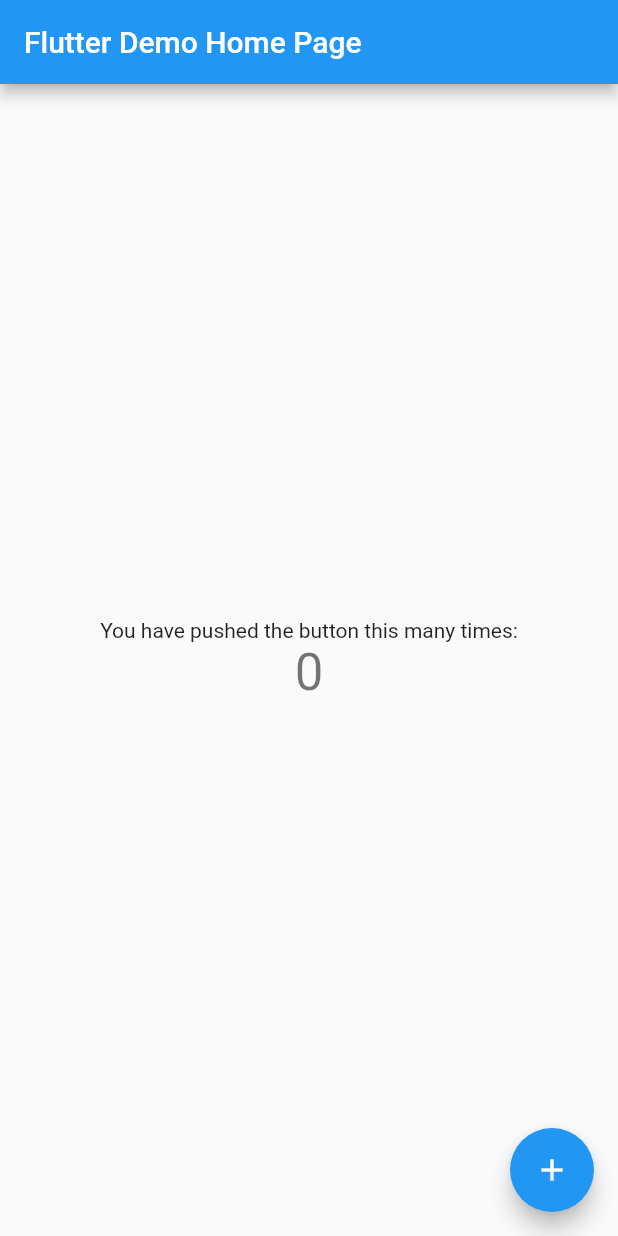
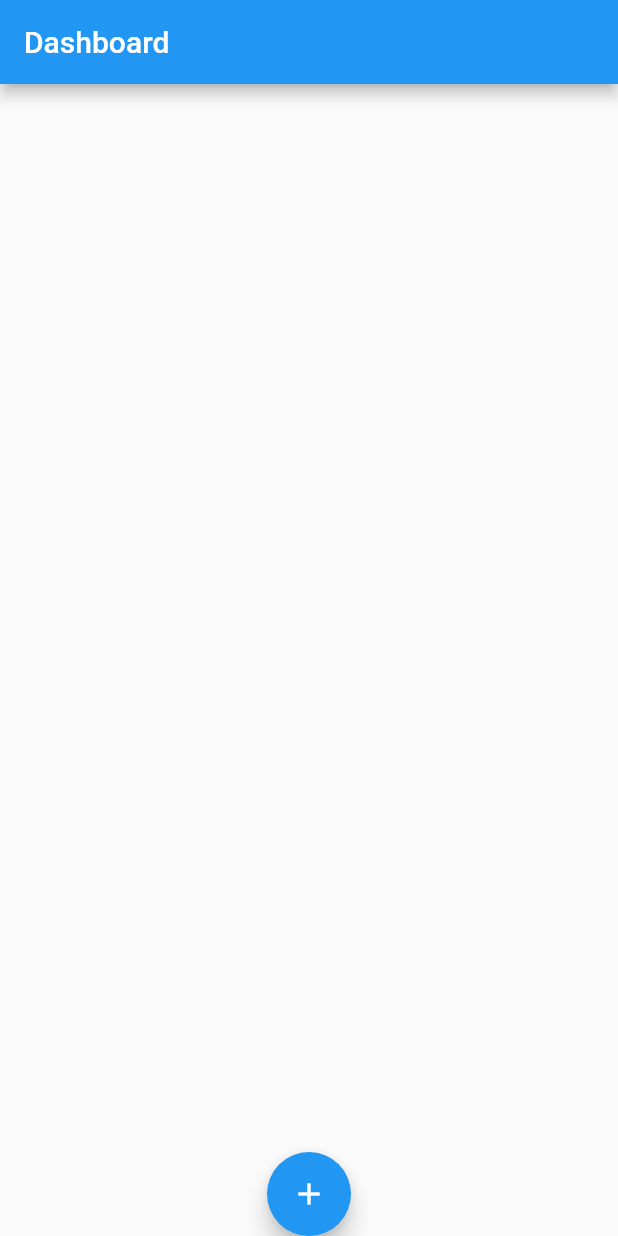
Before and after one commit to Certified-kristoph/ticket, a Flutter app: the screen it shows after launch, on a phone screen of 412 x 824 dp. Run offline on Flutter 3.47's test engine with Material 2 defaults, Android fonts, the phone set to English and light mode, and no system bars.

Commit message:
First day on the project

```diff
--- a/ticketapp/lib/main.dart
+++ b/ticketapp/lib/main.dart
@@ -1,111 +1,18 @@
 import 'package:flutter/material.dart';
+
+import 'pages/home.dart';
 
 void main() => runApp(MyApp());
 
 class MyApp extends StatelessWidget {
-  // This widget is the root of your application.
   @override
   Widget build(BuildContext context) {
     return MaterialApp(
-      title: 'Flutter Demo',
+      title: 'NavBAr Demo',
       theme: ThemeData(
-        // This is the theme of your application.
-        //
-        // Try running your application with "flutter run". You'll see the
-        // application has a blue toolbar. Then, without quitting the app, try
-        // changing the primarySwatch below to Colors.green and then invoke
-        // "hot reload" (press "r" in the console where you ran "flutter run",
-        // or simply save your changes to "hot reload" in a Flutter IDE).
-        // Notice that the counter didn't reset back to zero; the application
-        // is not restarted.
-        primarySwatch: Colors.blue,
+        primarySwatch: Colors.blue
       ),
-      home: MyHomePage(title: 'Flutter Demo Home Page'),
+      home:Home(),
     );
   }
 }
-
-class MyHomePage extends StatefulWidget {
-  MyHomePage({Key key, this.title}) : super(key: key);
-
-  // This widget is the home page of your application. It is stateful, meaning
-  // that it has a State object (defined below) that contains fields that affect
-  // how it looks.
-
-  // This class is the configuration for the state. It holds the values (in this
-  // case the title) provided by the parent (in this case the App widget) and
-  // used by the build method of the State. Fields in a Widget subclass are
-  // always marked "final".
-
-  final String title;
-
-  @override
-  _MyHomePageState createState() => _MyHomePageState();
-}
-
-class _MyHomePageState extends State<MyHomePage> {
-  int _counter = 0;
-
-  void _incrementCounter() {
-    setState(() {
-      // This call to setState tells the Flutter framework that something has
-      // changed in this State, which causes it to rerun the build method below
-      // so that the display can reflect the updated values. If we changed
-      // _counter without calling setState(), then the build method would not be
-      // called again, and so nothing would appear to happen.
-      _counter++;
-    });
-  }
-
-  @override
-  Widget build(BuildContext context) {
-    // This method is rerun every time setState is called, for instance as done
-    // by the _incrementCounter method above.
-    //
-    // The Flutter framework has been optimized to make rerunning build methods
-    // fast, so that you can just rebuild anything that needs updating rather
-    // than having to individually change instances of widgets.
-    return Scaffold(
-      appBar: AppBar(
-        // Here we take the value from the MyHomePage object that was created by
-        // the App.build method, and use it to set our appbar title.
-        title: Text(widget.title),
-      ),
-      body: Center(
-        // Center is a layout widget. It takes a single child and positions it
-        // in the middle of the parent.
-        child: Column(
-          // Column is also layout widget. It takes a list of children and
-          // arranges them vertically. By default, it sizes itself to fit its
-          // children horizontally, and tries to be as tall as its parent.
-          //
-          // Invoke "debug painting" (press "p" in the console, choose the
-          // "Toggle Debug Paint" action from the Flutter Inspector in Android
-          // Studio, or the "Toggle Debug Paint" command in Visual Studio Code)
-          // to see the wireframe for each widget.
-          //
-          // Column has various properties to control how it sizes itself and
-          // how it positions its children. Here we use mainAxisAlignment to
-          // center the children vertically; the main axis here is the vertical
-          // axis because Columns are vertical (the cross axis would be
-          // horizontal).
-          mainAxisAlignment: MainAxisAlignment.center,
-          children: <Widget>[
-            Text(
-              'You have pushed the button this many times:',
-            ),
-            Text(
-              '$_counter',
-              style: Theme.of(context).textTheme.display1,
-            ),
-          ],
-        ),
-      ),
-      floatingActionButton: FloatingActionButton(
-        onPressed: _incrementCounter,
-        tooltip: 'Increment',
-        child: Icon(Icons.add),
-      ), // This trailing comma makes auto-formatting nicer for build methods.
-    );
-  }
-}
--- /dev/null
+++ b/ticketapp/lib/pages/dashboard.dart
@@ -0,0 +1,16 @@
+import 'package:flutter/material.dart';
+class Dashboard extends StatefulWidget {
+  @override
+  _DashboardState createState() => _DashboardState();
+}
+
+class _DashboardState extends State<Dashboard> {
+  @override
+  Widget build(BuildContext context) {
+    return Scaffold(
+      appBar: AppBar(
+        title: Text('Dashboard'),
+      ),
+    );
+  }
+}
--- /dev/null
+++ b/ticketapp/lib/pages/home.dart
@@ -0,0 +1,49 @@
+import 'package:flutter/material.dart';
+
+import 'chat.dart';
+import 'dashboard.dart';
+import 'profile.dart';
+import 'settings.dart';
+
+class Home extends StatefulWidget {
+  @override
+  _HomeState createState() => _HomeState();
+}
+
+class _HomeState extends State<Home> {
+
+  //Properties of the home page
+  int currentTab = 0;
+  final List<Widget> screens = [
+    Dashboard(),
+    Chat(),
+    Profile(),
+    Settings()
+
+  ]; //to store tab views
+
+  //Active page (Tab)
+  Widget currentScreen = Dashboard(); //Initial screen in view
+
+  final PageStorageBucket bucket = PageStorageBucket();
+
+  @override
+  Widget build(BuildContext context) {
+    return Scaffold(
+      body: PageStorage(
+        child: currentScreen,
+        bucket: bucket,
+      ),
+
+      //Floating Action Button(FAB)
+      floatingActionButton: FloatingActionButton(
+        child: Icon(Icons.add),
+        backgroundColor: Colors.blue,
+        onPressed:(){},
+      ),
+
+      //Floating Action Button position
+      floatingActionButtonLocation: FloatingActionButtonLocation.centerDocked,
+    );
+  }
+}
```
Also changed, not shown: ticketapp/lib/pages/chat.dart (added, +17 -0 lines), ticketapp/lib/pages/profile.dart (added, +18 -0 lines), ticketapp/lib/pages/settings.dart (added, +16 -0 lines).
